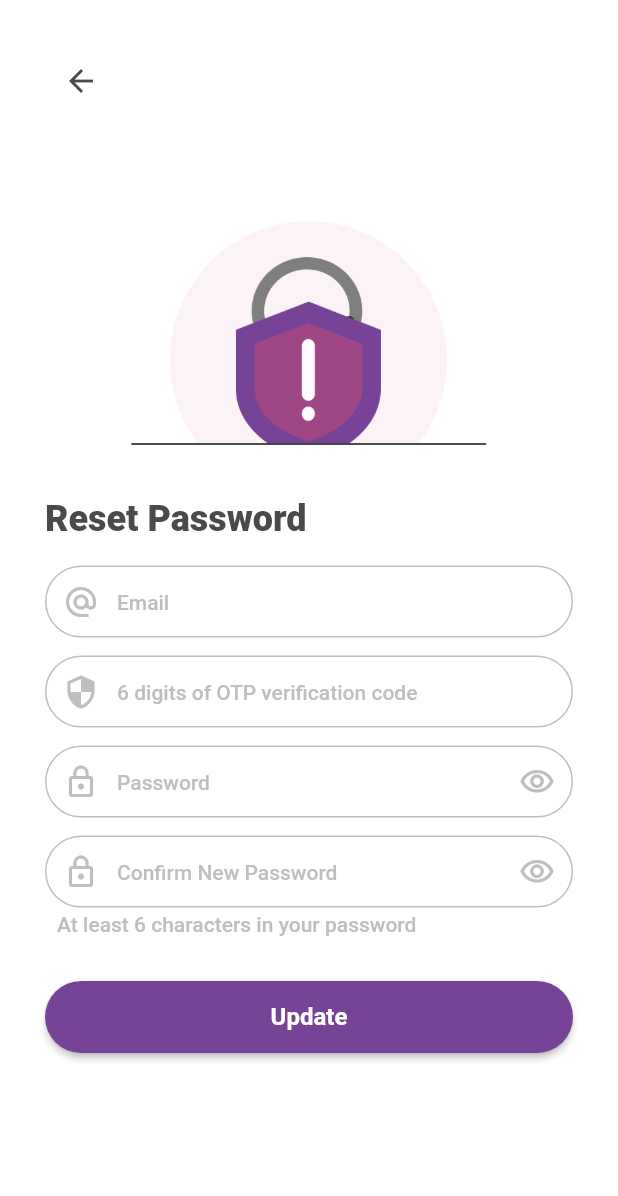
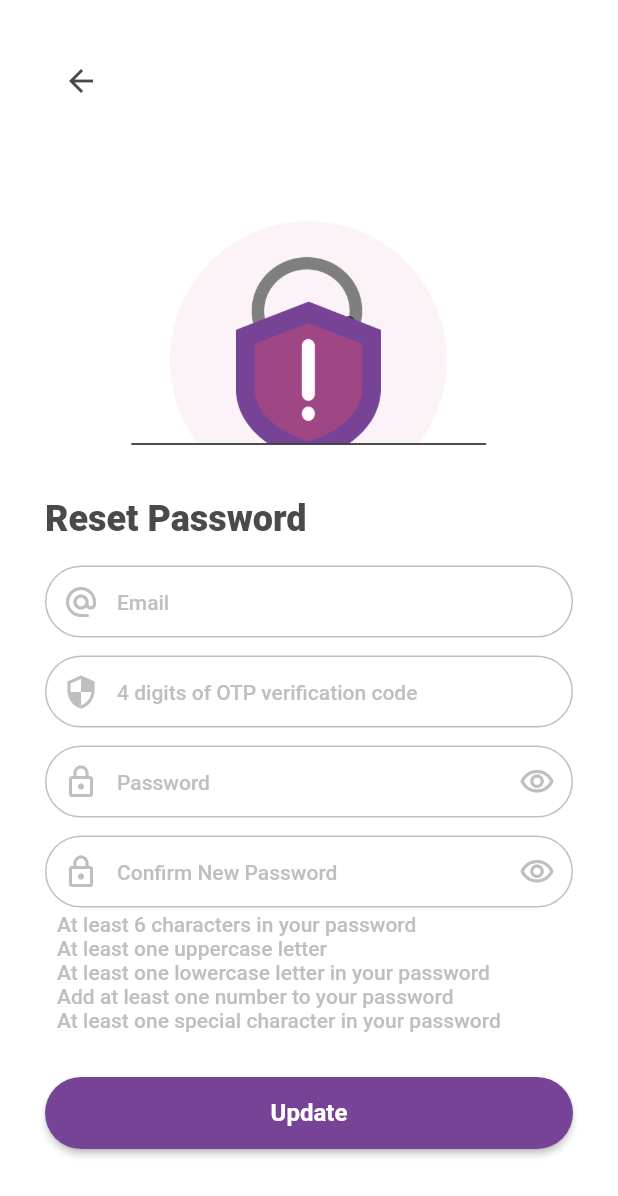
Before and after one commit to Ree-Tech/brightme-frontend, a Flutter app: the ForgotPasswordPage screen opened by its route, on a phone screen of 412 x 824 dp. Shown: the top 1196 px of the screen. Run offline on Flutter 3.47's test engine with Material 2 defaults, Android fonts, the phone set to English and light mode, and no system bars; our stand-ins replace action_slider, bloc, calendar_date_picker2, camera, carousel_slider, dio and 16 more; missing offline and left inert: another_stepper; accounts and stored records are empty; Roboto replaces fonts that are missing (Poppins).

```diff
--- a/lib/bloc/auth/auth_event.dart
+++ b/lib/bloc/auth/auth_event.dart
@@ -51,3 +51,31 @@ class ConfirmAccountEvent extends AuthEvent {
 class LogoutEvent extends AuthEvent {}
 
 class HasLoginEvent extends AuthEvent {}
+
+class EmailResetPasswordEvent extends AuthEvent {
+  final String email;
+
+  const EmailResetPasswordEvent(this.email);
+
+  @override
+  List<Object> get props => [email];
+}
+
+class ResetPasswordEvent extends AuthEvent {
+  final String email;
+  final String code;
+  final String password;
+  final String confirmPassword;
+
+  const ResetPasswordEvent(
+    this.email,
+    this.code,
+    this.password,
+    this.confirmPassword,
+  );
+
+  @override
+  List<Object> get props => [email, code, password, confirmPassword];
+}
+
+class LoginGoogleEvent extends AuthEvent {}
--- a/lib/bloc/auth/auth_state.dart
+++ b/lib/bloc/auth/auth_state.dart
@@ -41,6 +41,10 @@ final class LoginLoading extends AuthState {}
 
 final class LoginSuccess extends AuthState {}
 
+final class LoginGoogleCancel extends AuthState {}
+
+final class UserSurvey extends AuthState {}
+
 final class LoginEror extends AuthState {
   final String text;
 
@@ -61,3 +65,29 @@ final class ConfirmEror extends AuthState {
   @override
   List<Object> get props => [text];
 }
+
+final class EmailResetPasswordLoading extends AuthState {}
+
+final class EmailResetPasswordSuccess extends AuthState {}
+
+final class EmailResetPasswordEror extends AuthState {
+  final String text;
+
+  const EmailResetPasswordEror(this.text);
+
+  @override
+  List<Object> get props => [text];
+}
+
+final class ResetPasswordLoading extends AuthState {}
+
+final class ResetPasswordSucces extends AuthState {}
+
+final class ResetPasswordEror extends AuthState {
+  final String text;
+
+  const ResetPasswordEror(this.text);
+
+  @override
+  List<Object> get props => [text];
+}
--- a/lib/pages/auth/forgot_password/forgot_password_page.dart
+++ b/lib/pages/auth/forgot_password/forgot_password_page.dart
@@ -1,8 +1,12 @@
+import 'package:bright_me/bloc/auth/auth_bloc.dart';
 import 'package:bright_me/config/color_theme.dart';
 import 'package:bright_me/config/font_theme.dart';
 import 'package:bright_me/config/route_name.dart';
 import 'package:bright_me/widget/custom_button.dart';
+import 'package:bright_me/widget/loading_wigdet.dart';
+import 'package:bright_me/widget/snackbar.dart';
 import 'package:flutter/material.dart';
+import 'package:flutter_bloc/flutter_bloc.dart';
 import 'package:form_validator/form_validator.dart';
 
 class ForgotPasswordPage extends StatefulWidget {
@@ -34,7 +38,22 @@ class _ForgotPasswordPageState extends State<ForgotPasswordPage> {
   @override
   Widget build(BuildContext context) {
     return Scaffold(
-      body: SafeArea(
+      body: BlocConsumer<AuthBloc, AuthState>(
+        listener: (context, state) {
+          if (state is ResetPasswordSucces) {
+            Navigator.pushReplacementNamed(
+              context,
+              successChangePasswordRoute,
+            );
+          } else if (state is ResetPasswordEror) {
+            showSnackBar(context, state.text);
+          }
+        },
+        builder: (context, state) {
+          if (state is ResetPasswordLoading) {
+            return const LoadingWidget();
+          }
+          return SafeArea(
             child: SingleChildScrollView(
               padding: const EdgeInsets.all(30),
               child: Form(
@@ -75,7 +94,8 @@ class _ForgotPasswordPageState extends State<ForgotPasswordPage> {
                     // email flied
                     TextFormField(
                       controller: _emailTextController,
-                  validator: ValidationBuilder().email('Wrong Email ').build(),
+                      validator:
+                          ValidationBuilder().email('Wrong Email ').build(),
                       decoration: InputDecoration(
                         focusedErrorBorder: OutlineInputBorder(
                           borderSide: const BorderSide(
@@ -110,7 +130,8 @@ class _ForgotPasswordPageState extends State<ForgotPasswordPage> {
                           sizeFont: 14,
                           colorFont: greyColor,
                         ),
-                    contentPadding: const EdgeInsets.symmetric(horizontal: 12),
+                        contentPadding:
+                            const EdgeInsets.symmetric(horizontal: 12),
                         prefixIcon: const Icon(
                           Icons.alternate_email,
                           color: greyColor,
@@ -124,6 +145,7 @@ class _ForgotPasswordPageState extends State<ForgotPasswordPage> {
                     TextFormField(
                       controller: _otpTextController,
                       validator: ValidationBuilder().build(),
+                      keyboardType: TextInputType.number,
                       decoration: InputDecoration(
                         focusedErrorBorder: OutlineInputBorder(
                           borderSide: const BorderSide(
@@ -153,12 +175,13 @@ class _ForgotPasswordPageState extends State<ForgotPasswordPage> {
                           ),
                           borderRadius: BorderRadius.circular(50.0),
                         ),
-                    hintText: "6 digits of OTP verification code",
+                        hintText: "4 digits of OTP verification code",
                         hintStyle: medium(
                           sizeFont: 14,
                           colorFont: greyColor,
                         ),
-                    contentPadding: const EdgeInsets.symmetric(horizontal: 12),
+                        contentPadding:
+                            const EdgeInsets.symmetric(horizontal: 12),
                         prefixIcon: const Icon(
                           Icons.security,
                           color: greyColor,
@@ -292,8 +315,12 @@ class _ForgotPasswordPageState extends State<ForgotPasswordPage> {
                     Align(
                       alignment: AlignmentDirectional.topStart,
                       child: Padding(
-                    padding: const EdgeInsets.only(top: 3, bottom: 30, left: 8),
-                    child: Text(
+                        padding:
+                            const EdgeInsets.only(top: 3, bottom: 30, left: 8),
+                        child: Column(
+                          crossAxisAlignment: CrossAxisAlignment.start,
+                          children: [
+                            Text(
                               "At least 6 characters in your password",
                               textAlign: TextAlign.start,
                               style: medium(
@@ -301,13 +328,50 @@ class _ForgotPasswordPageState extends State<ForgotPasswordPage> {
                                 colorFont: greyColor,
                               ),
                             ),
+                            Text(
+                              "At least one uppercase letter",
+                              textAlign: TextAlign.start,
+                              style: medium(
+                                sizeFont: 14,
+                                colorFont: greyColor,
+                              ),
+                            ),
+                            Text(
+                              "At least one lowercase letter in your password",
+                              textAlign: TextAlign.start,
+                              style: medium(
+                                sizeFont: 14,
+                                colorFont: greyColor,
+                              ),
+                            ),
+                            Text(
+                              "Add at least one number to your password",
+                              textAlign: TextAlign.start,
+                              style: medium(
+                                sizeFont: 14,
+                                colorFont: greyColor,
+                              ),
+                            ),
+                            Text(
+                              "At least one special character in your password",
+                              textAlign: TextAlign.start,
+                              style: medium(
+                                sizeFont: 14,
+                                colorFont: greyColor,
+                              ),
+                            ),
+                          ],
+                        ),
                       ),
                     ),
                     CustomButton(
                       onPressed: () {
                         if (_formKey.currentState!.validate()) {
-                      Navigator.pushReplacementNamed(
-                          context, successChangePasswordRoute);
+                          context.read<AuthBloc>().add(ResetPasswordEvent(
+                              _emailTextController.text,
+                              _otpTextController.text,
+                              _passwordTextController.text,
+                              _passwordConfirmTextController.text));
                         }
                       },
                       buttonText: "Update",
@@ -316,6 +380,8 @@ class _ForgotPasswordPageState extends State<ForgotPasswordPage> {
                 ),
               ),
             ),
+          );
+        },
       ),
     );
   }
```
Also changed, not shown: lib/bloc/auth/auth_bloc.dart (+59 -1 lines), lib/pages/auth/forgot_password/submit_email_page.dart (+21 -3 lines), lib/pages/auth/login_page.dart (+14 -2 lines), lib/services/auth_services.dart (+116 -3 lines), lib/widget/loading_wigdet.dart (+9 -4 lines), lib/widget/snackbar.dart (+4 -6 lines). Lines whose indentation alone changed are shown as unchanged.
